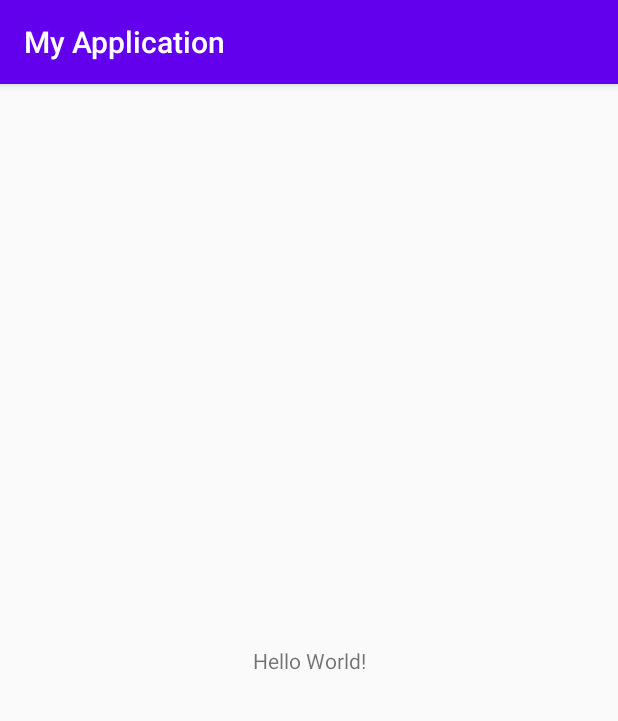
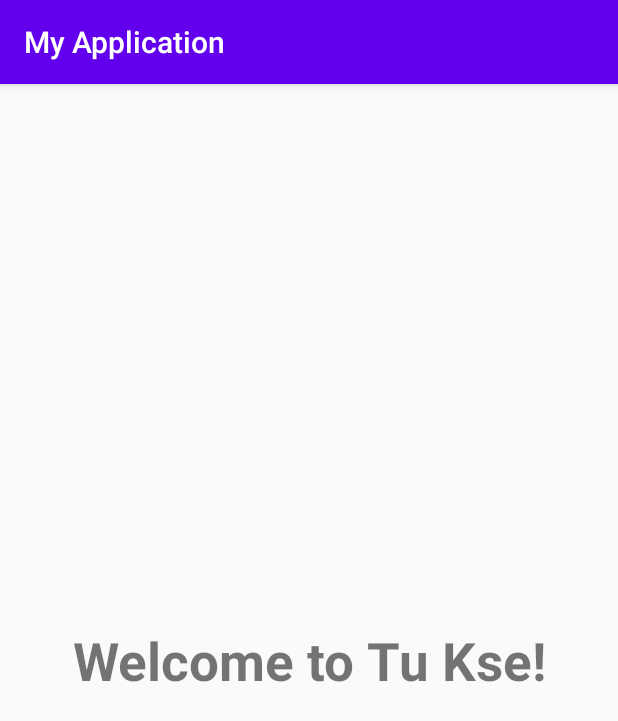
Before and after one commit to aungkyawhtwe1998/My-Application, an Android app: the screen it shows after launch (MainActivity), on a phone screen of 412 x 824 dp. Shown: the top 721 px of the screen. Run offline under Robolectric (Android 15) with nearby library versions, the phone set to English and light mode, and no system bars.

Commit message:
second commit

```diff
--- a/app/src/main/res/layout/activity_main.xml
+++ b/app/src/main/res/layout/activity_main.xml
@@ -9,10 +9,13 @@
     <TextView
         android:layout_width="wrap_content"
         android:layout_height="wrap_content"
-        android:text="Hello World!"
+        android:text="Welcome to Tu Kse!"
+        android:textSize="35sp"
+        android:textStyle="bold"
         app:layout_constraintBottom_toBottomOf="parent"
         app:layout_constraintLeft_toLeftOf="parent"
         app:layout_constraintRight_toRightOf="parent"
         app:layout_constraintTop_toTopOf="parent" />
 
+
 </androidx.constraintlayout.widget.ConstraintLayout>
```
